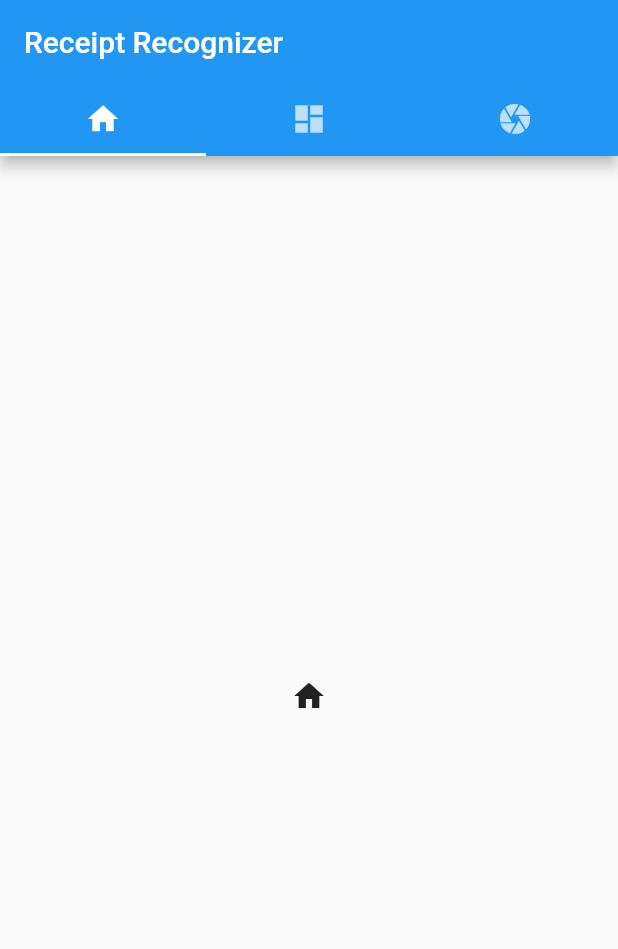
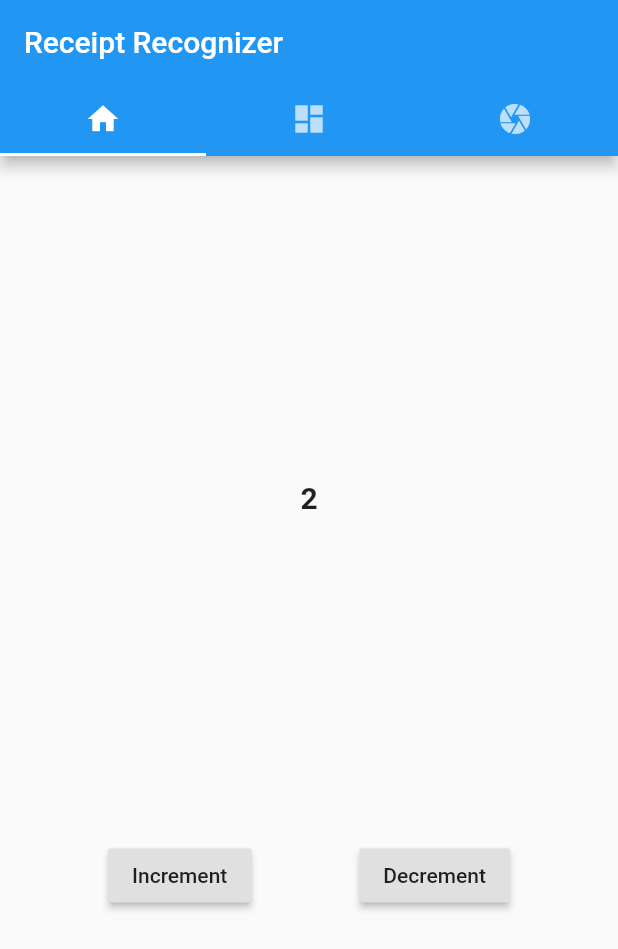
Before and after one commit to arturzrk/receipt_recogniser_1, a Flutter app: the screen it shows after launch, on a phone screen of 412 x 824 dp. Shown: the top 949 px of the screen. Run offline on Flutter 3.47's test engine with Material 2 defaults, Android fonts, the phone set to English and light mode, and no system bars.

Commit message:
Basic buttons and actions.

```diff
--- /dev/null
+++ b/lib/hometab.dart
@@ -0,0 +1,59 @@
+import 'package:flutter/material.dart';
+
+class HomeTab extends StatefulWidget {
+  @override
+  HomeTabState createState() {
+    return new HomeTabState();
+  }
+}
+
+class HomeTabState extends State<HomeTab> {
+  int clickCount = 2;
+
+  void incrementCounter() {
+    setState(() {
+          clickCount++;
+        });
+  }
+
+  void decrementCounter() {
+    setState(() {
+          clickCount--;
+        });
+  }
+
+  @override
+  Widget build(BuildContext context) {
+    return Container(
+      child: Column(
+        mainAxisAlignment: MainAxisAlignment.spaceEvenly,
+        children: [
+          Text(
+            '$clickCount',
+            style: TextStyle(
+              fontSize: 20.0,
+              fontWeight: FontWeight.bold
+            )
+          ),
+          Row(
+            mainAxisAlignment: MainAxisAlignment.spaceEvenly,
+            children: [
+              RaisedButton(
+                child: Text(
+                  'Increment'
+                ),
+                onPressed: incrementCounter,
+              ),
+              RaisedButton(
+                child: Text(
+                  'Decrement'
+                ),
+                onPressed: decrementCounter,
+              )
+            ]
+          )
+        ]
+      )
+    );
+  }
+}
--- a/lib/main.dart
+++ b/lib/main.dart
@@ -1,7 +1,9 @@
 import 'package:flutter/material.dart';
+import 'package:receipt_recogniser_1/hometab.dart';
 
 
 void main() => runApp(new TabbedApp());
+
 
 class TabbedApp extends StatelessWidget {
   @override
@@ -22,7 +24,7 @@ class TabbedApp extends StatelessWidget {
           ),
           body: TabBarView(
             children: [
-              Icon(Icons.home),
+              HomeTab(),
               Icon(Icons.dashboard),
               Icon(Icons.camera)
             ]
```
Also changed, not shown: 1 other file.
